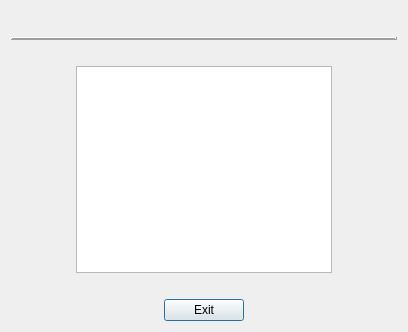
epw7856/CashFlowManager, file CashFlowManager/automaticmonthlypaymentsummarydialog.ui: the form before one commit.
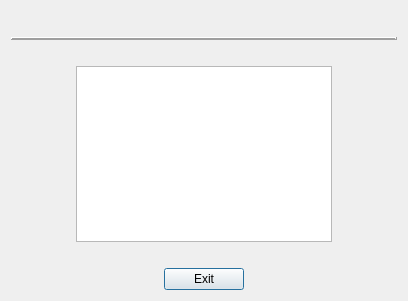
The form after the commit.

```diff
--- a/CashFlowManager/automaticmonthlypaymentsummarydialog.ui
+++ b/CashFlowManager/automaticmonthlypaymentsummarydialog.ui
@@ -10,7 +10,7 @@
     <x>0</x>
     <y>0</y>
     <width>408</width>
-    <height>332</height>
+    <height>301</height>
    </rect>
   </property>
   <property name="windowTitle">
```
